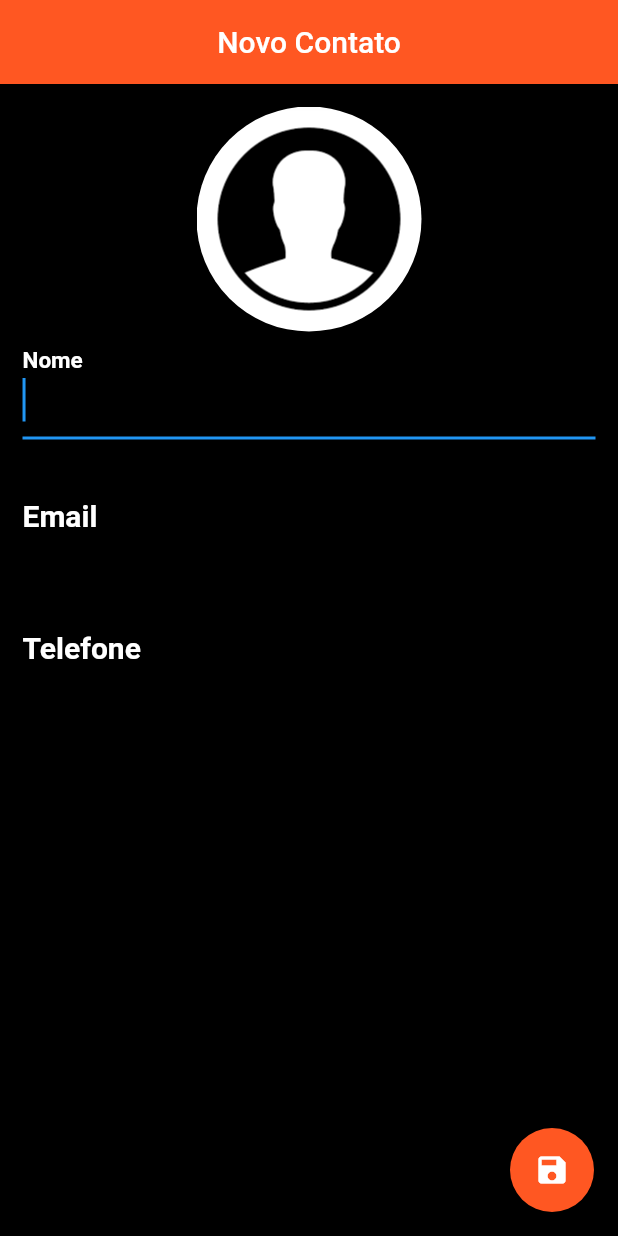
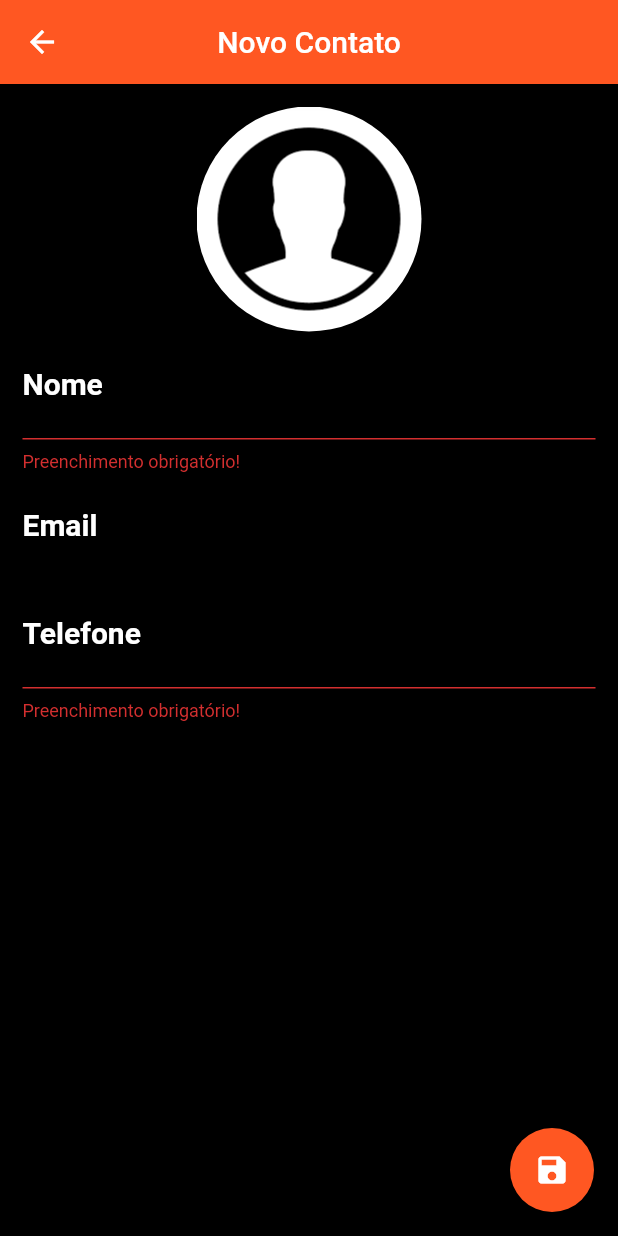
Before and after one commit to MichelHanzenScheeren/agenda_de_contatos, a Flutter app: the ContactPage screen opened directly, after a tap on the "save" icon, on a phone screen of 412 x 824 dp. Run offline on Flutter 3.47's test engine with Material 2 defaults, Android fonts, the phone set to English and light mode, and no system bars; our stand-ins replace sqflite; accounts and stored records are empty; statements that could not run were skipped.

Commit message:
Processo de salvar/editar contato criado

```diff
--- a/lib/app/myApp.dart
+++ b/lib/app/myApp.dart
@@ -1,4 +1,3 @@
-import 'package:agendadecontatos/app/pages/contactPage.dart';
 import 'package:flutter/material.dart';
 import 'package:agendadecontatos/app/pages/homePage.dart';
 
@@ -7,7 +6,7 @@ class MyApp extends StatelessWidget {
   Widget build(BuildContext context) {
     return MaterialApp(
       title: "Agenda de Contatos",
-      home: ContactPage(),
+      home: HomePage(),
       debugShowCheckedModeBanner: false,
       darkTheme: ThemeData.dark(),
     );
--- a/lib/app/pages/contactPage.dart
+++ b/lib/app/pages/contactPage.dart
@@ -14,9 +14,11 @@ class ContactPage extends StatefulWidget {
 
 class _ContactPageState extends State<ContactPage> {
   Contact _editedContact;
+  bool modified = false;
   TextEditingController nameController = TextEditingController();
   TextEditingController emailController = TextEditingController();
   TextEditingController phoneController = TextEditingController();
+  GlobalKey<FormState> _keyForm = GlobalKey<FormState>();
 
   @override
   void initState() {
@@ -24,8 +26,10 @@ class _ContactPageState extends State<ContactPage> {
     if (widget.contact == null) {
       _editedContact = Contact();
     } else {
-      _editedContact =
-          Contact.fromMap(widget.contact.toMap()); //para criar cópia
+      _editedContact = widget.contact;
+      nameController.text = _editedContact.name;
+      emailController.text = _editedContact.email;
+      phoneController.text = _editedContact.phone;
     }
   }
 
@@ -44,10 +48,19 @@ class _ContactPageState extends State<ContactPage> {
           Icons.save,
           color: Colors.white,
         ),
-        onPressed: () {},
+        onPressed: () {
+          if (_keyForm.currentState.validate()) {
+            _editedContact.name = nameController.text;
+            _editedContact.email = emailController.text;
+            _editedContact.phone = phoneController.text;
+            Navigator.pop(context, _editedContact);
+          }
+        },
       ),
       body: SingleChildScrollView(
           padding: EdgeInsets.all(15),
+          child: Form(
+            key: _keyForm,
             child: Column(
               children: <Widget>[
                 GestureDetector(
@@ -65,32 +78,40 @@ class _ContactPageState extends State<ContactPage> {
                   ),
                   onTap: () {},
                 ),
-            generateTextField(nameController, "Nome", TextInputType.text,
-                foco: true),
-            Divider(),
-            generateTextField(
-                emailController, "Email", TextInputType.emailAddress),
-            Divider(),
-            generateTextField(phoneController, "Telefone", TextInputType.phone),
-            Divider(),
+                generateTextField(nameController, "Nome", validate: validator),
+                generateTextField(emailController, "Email",
+                    tipo: TextInputType.emailAddress),
+                generateTextField(phoneController, "Telefone",
+                    validate: validator, tipo: TextInputType.phone),
               ],
             ),
-      ),
+          )),
     );
   }
 
-  Widget generateTextField(
-      TextEditingController controler, String label, TextInputType tipo,
-      {bool foco: false}) {
-    return TextField(
+  Widget generateTextField(TextEditingController controler, String label,
+      {Function validate, TextInputType tipo: TextInputType.text}) {
+    return TextFormField(
       controller: controler,
       keyboardType: tipo,
-      autofocus: foco,
       decoration: InputDecoration(
         labelText: label,
         labelStyle: TextStyle(color: Colors.white, fontSize: 20),
       ),
       style: TextStyle(fontSize: 25, fontWeight: FontWeight.bold),
+      onChanged: (text) {
+        if (!modified) {
+          modified = true;
+        }
+      },
+      validator: validate,
     );
   }
+
+  String validator(String text) {
+    if (text.isEmpty)
+      return "Preenchimento obrigatório!";
+    else
+      return null;
   }
+}
```
Also changed, not shown: lib/app/pages/homePage.dart (+48 -23 lines). Lines whose indentation alone changed are shown as unchanged.
